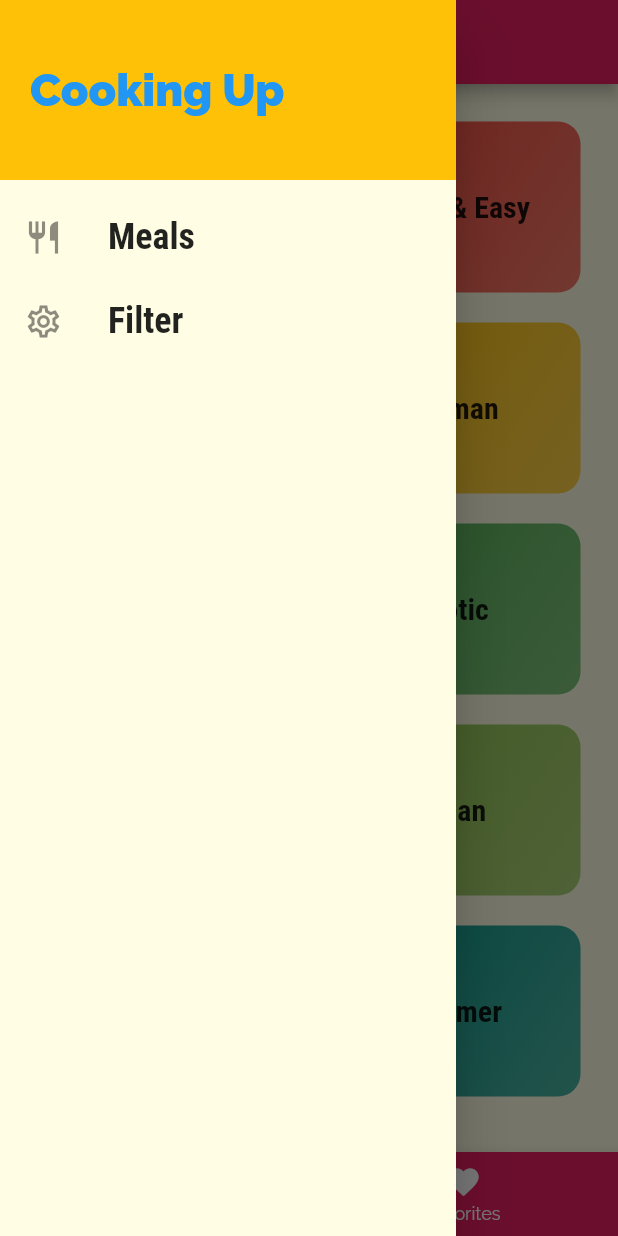
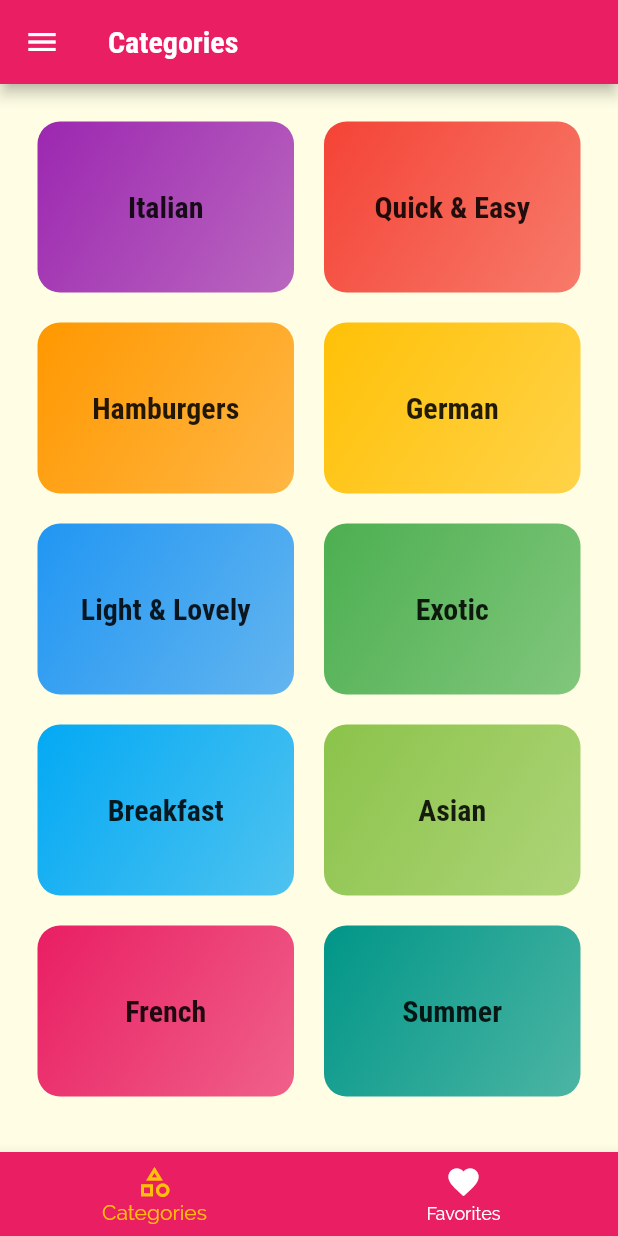
Before and after one commit to Manoj882/meals_app, a Flutter app: the screen it shows after launch, in the side drawer, after a tap on "Meals", on a phone screen of 412 x 824 dp. Run offline on Flutter 3.47's test engine with Material 2 defaults, Android fonts, the phone set to English and light mode, and no system bars.

```diff
--- a/lib/main.dart
+++ b/lib/main.dart
@@ -3,6 +3,7 @@ import 'dart:ui';
 import 'package:flutter/material.dart';
 import 'package:meals_app/screens/categories_screen.dart';
 import 'package:meals_app/screens/category_meals_screen.dart';
+import 'package:meals_app/screens/filters_screen.dart';
 import 'package:meals_app/screens/meal_detail_screen.dart';
 import 'package:meals_app/screens/tabs_screen.dart';
 
@@ -45,6 +46,7 @@ class MyApp extends StatelessWidget {
         '/' : (ctx) => TabScreen(),
         CategoryMealsScreen.routeName: (ctx) => CategoryMealsScreen(),
         MealDetailScreen.routeName: (ctx) => MealDetailScreen(),
+        FiltersScreen.routeName: (ctx) => FiltersScreen(),
       },
 
       onGenerateRoute: (setting){
--- a/lib/widget/main_drawer.dart
+++ b/lib/widget/main_drawer.dart
@@ -1,10 +1,15 @@
 import 'package:flutter/material.dart';
+import 'package:meals_app/screens/filters_screen.dart';
+import 'package:meals_app/screens/tabs_screen.dart';
 
 class MainDrawer extends StatelessWidget {
   const MainDrawer({super.key});
 
-
-  Widget buildListTile(String title, IconData icon){
+  Widget buildListTile({
+    required String title,
+    required IconData icon,
+    required Function() onTap,
+  }) {
     return ListTile(
       leading: Icon(
         icon,
@@ -18,7 +23,7 @@ class MainDrawer extends StatelessWidget {
           fontWeight: FontWeight.bold,
         ),
       ),
-    onTap: (){},
+      onTap:  onTap,
     );
   }
 
@@ -45,8 +50,21 @@ class MainDrawer extends StatelessWidget {
           SizedBox(
             height: 10,
           ),
-          buildListTile('Meals', Icons.restaurant_outlined),
-          buildListTile('Filter', Icons.settings_outlined),
+          buildListTile(
+            title: 'Meals',
+            icon: Icons.restaurant_outlined,
+            onTap: () {
+              Navigator.of(context).pushReplacementNamed('/');
+            },
+          ),
+          buildListTile(
+            title: 'Filter',
+            icon: Icons.settings_outlined,
+            onTap: () {
+              Navigator.of(context).pushReplacementNamed(FiltersScreen.routeName);
+
+            },
+          ),
         ],
       ),
     );
```
Also changed, not shown: lib/screens/category_meals_screen.dart (+49 -12 lines), lib/screens/filters_screen.dart (added, +20 -0 lines), lib/screens/meal_detail_screen.dart (+8 -0 lines), lib/widget/meal_item.dart (+7 -1 lines). Lines whose indentation alone changed are shown as unchanged.
